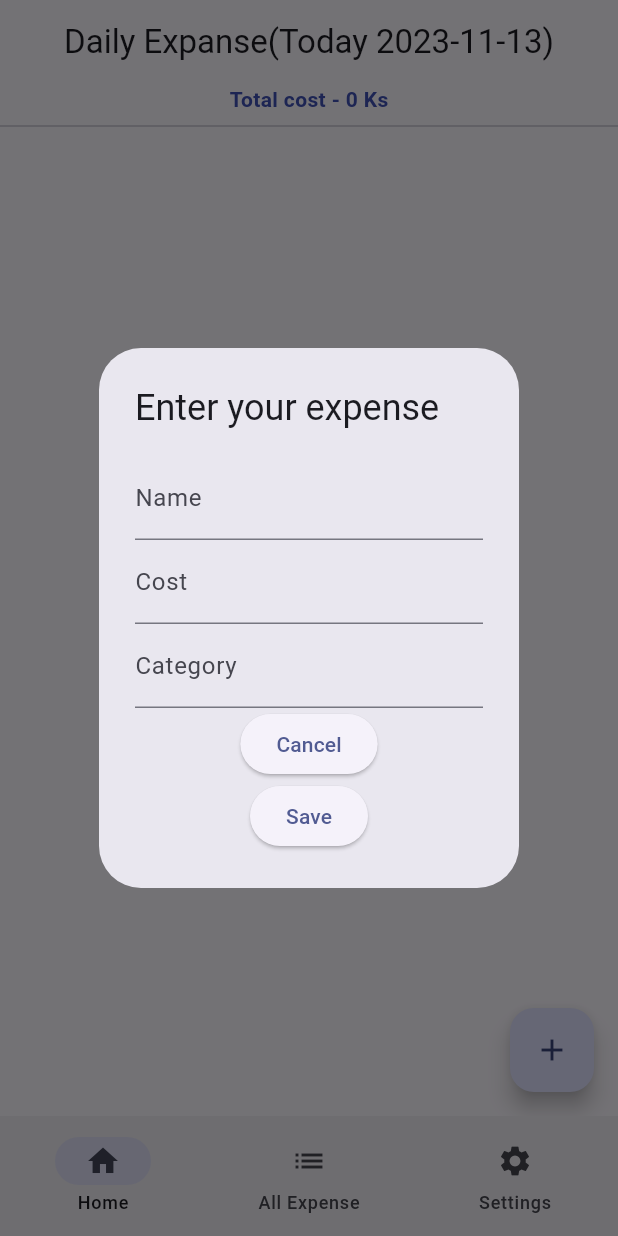
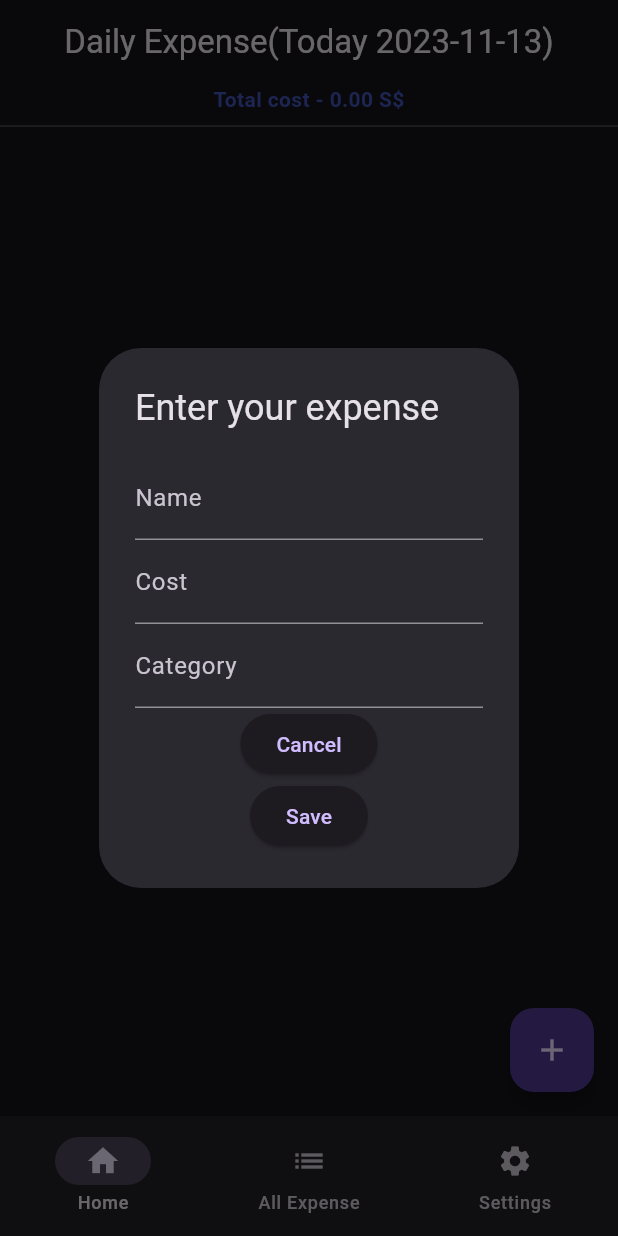
Before and after one commit to rubywai/daily_expense_app, a Flutter app: the screen it shows after launch, after a tap on the "add" icon, on a phone screen of 412 x 824 dp. Run offline on Flutter 3.47's test engine with Material 2 defaults, Android fonts, the phone set to English and light mode, and no system bars; our stand-ins replace pie_chart, sqflite; accounts and stored records are empty.

Commit message:
fixed expense

```diff
--- a/lib/database/expense_db.dart
+++ b/lib/database/expense_db.dart
@@ -23,10 +23,10 @@ class ExpenseDatabaseHelper{
     return _expenseDb;
   }
   Future<void> _createExpenseTable()async{
-    return await _expenseDb.execute('create table if not exists $expenseTable(id integer primary key,name text,cost integer,time text,category text )');
+    return await _expenseDb.execute('create table if not exists $expenseTable(id integer primary key,name text,cost real,time text,category text )');
   }
 
-  Future<void> insertExpense({required String name,required int cost,required String time,
+  Future<void> insertExpense({required String name,required double cost,required String time,
   required String category}){
    return _expenseDb.execute('insert into $expenseTable (name,cost,time,category)'
         'values ("$name",$cost,"$time","$category")');
@@ -53,7 +53,7 @@ class ExpenseDatabaseHelper{
   }
 
   Future<List<String>> getDateList() async{
-    final rawDateList = await _expenseDb.rawQuery('select time from $expenseTable');
+    final rawDateList = await _expenseDb.rawQuery('select time from $expenseTable order by id desc');
    final dateList =  rawDateList.map((e){
       String rawDate = e['time'].toString();
       String date = rawDate.split(' ')[0];
--- a/lib/database/model/expense_model.dart
+++ b/lib/database/model/expense_model.dart
@@ -1,7 +1,7 @@
 class ExpenseModel {
   int? id;
   String? name;
-  int? cost;
+  num? cost;
   String? time;
   String? category;
 
--- a/lib/main.dart
+++ b/lib/main.dart
@@ -1,34 +1,34 @@
 import 'package:daily_expense/database/expense_db.dart';
 import 'package:daily_expense/inherited_widget/database_provider.dart';
-import 'package:daily_expense/ui/screen/home.dart';
 import 'package:daily_expense/ui/screen/main_screen.dart';
 import 'package:flutter/material.dart';
 
-void main() async{
+void main() async {
   WidgetsFlutterBinding.ensureInitialized();
   ExpenseDatabaseHelper expenseDatabaseHelper = ExpenseDatabaseHelper();
   await expenseDatabaseHelper.init();
-  runApp( MyApp(expenseDatabaseHelper: expenseDatabaseHelper,));
+  runApp(MyApp(
+    expenseDatabaseHelper: expenseDatabaseHelper,
+  ));
 }
 
 class MyApp extends StatelessWidget {
   final ExpenseDatabaseHelper expenseDatabaseHelper;
-  const MyApp({Key? key, required this.expenseDatabaseHelper}) : super(key: key);
+
+  const MyApp({
+    Key? key,
+    required this.expenseDatabaseHelper,
+  }) : super(key: key);
 
   @override
   Widget build(BuildContext context) {
-    return  DatabaseProvider(
+    return DatabaseProvider(
       expenseDatabaseHelper,
       child: MaterialApp(
         debugShowCheckedModeBanner: false,
-        theme: ThemeData(
-          useMaterial3: true,
-          colorSchemeSeed: Colors.indigo
-
-        ),
+        theme: ThemeData.dark(useMaterial3: true,),
         //home: Home(expenseDatabaseHelper: expenseDatabaseHelper,),
-        home: MainScreen(),
-
+        home: const MainScreen(),
       ),
     );
   }
--- a/lib/ui/screen/home.dart
+++ b/lib/ui/screen/home.dart
@@ -1,4 +1,3 @@
-import 'package:daily_expense/database/expense_db.dart';
 import 'package:daily_expense/database/model/expense_model.dart';
 import 'package:daily_expense/inherited_widget/database_provider.dart';
 import 'package:daily_expense/ui/screen/save_screen.dart';
@@ -37,7 +36,7 @@ class _HomeState extends State<Home> {
   @override
   Widget build(BuildContext context) {
     return Scaffold(
-      appBar: AppBar(title:  Text('Daily Expanse(Today ${todayDate()})'),
+      appBar: AppBar(title:  Text('Daily Expense(Today ${todayDate()})'),
       centerTitle: true,),
       body: ExpenseListDetailWidget(
         todayCostFuture: _todayCostFuture,
--- a/lib/ui/screen/main_screen.dart
+++ b/lib/ui/screen/main_screen.dart
@@ -1,4 +1,3 @@
-import 'package:daily_expense/database/expense_db.dart';
 import 'package:daily_expense/ui/screen/all_expense_list_screen.dart';
 import 'package:daily_expense/ui/screen/home.dart';
 import 'package:daily_expense/ui/screen/setting_screen.dart';
@@ -14,25 +13,25 @@ class MainScreen extends StatefulWidget {
 class _MainScreenState extends State<MainScreen> {
   late Widget _body = const Home();
   late List<Widget> _bodyList;
-  int _selectNavigationInex = 0;
+  int _selectNavigationIndex = 0;
   @override
   void initState() {
     super.initState();
     _bodyList = [
       const Home(),
-     AllExpenseList(),
-     SettingScreen()];
+     const AllExpenseList(),
+     const SettingScreen()];
   }
   @override
   Widget build(BuildContext context) {
     return Scaffold(
       body: _body,
       bottomNavigationBar: NavigationBar(
-        selectedIndex: _selectNavigationInex,
+        selectedIndex: _selectNavigationIndex,
         onDestinationSelected: (index){
           setState(() {
             _body = _bodyList[index];
-            _selectNavigationInex = index;
+            _selectNavigationIndex = index;
           });
         },
         destinations: const [
--- a/lib/ui/screen/save_screen.dart
+++ b/lib/ui/screen/save_screen.dart
@@ -1,5 +1,4 @@
 import 'package:daily_expense/database/expense_db.dart';
-import 'package:flutter/cupertino.dart';
 import 'package:flutter/material.dart';
 
 class SaveScreen extends StatefulWidget {
@@ -26,7 +25,7 @@ class _SaveScreenState extends State<SaveScreen> {
                 if(name == null || name.isEmpty){
                   return 'Please enter your name';
                 }
-
+              return null;
               },
               onSaved: (name){
                 _name = name;
@@ -36,16 +35,17 @@ class _SaveScreenState extends State<SaveScreen> {
               ),
             ),
             TextFormField(
+
               validator: (cost){
                 if(cost == null || cost.isEmpty){
                   return 'Please enter your cost';
                 }
-
+                return null;
               },
               onSaved: (cost){
                 _cost = cost;
               },
-              keyboardType: TextInputType.number,
+              keyboardType: const TextInputType.numberWithOptions(decimal: true),
               decoration: const InputDecoration(
                   labelText: 'Cost'
               ),
@@ -55,7 +55,7 @@ class _SaveScreenState extends State<SaveScreen> {
                 if(category == null || category.isEmpty){
                   return 'Please enter your category';
                 }
-
+                return null;
               },
               onSaved: (category){
                 _category = category;
@@ -71,7 +71,7 @@ class _SaveScreenState extends State<SaveScreen> {
               _formKey.currentState?.save();
               if(_formKey.currentState?.validate() ??false){
                 DateTime now = DateTime.now();
-                int? cost = int.tryParse(_cost!);
+                double? cost = double.tryParse(_cost!);
                 if(cost != null) {
                   await widget.expenseDatabaseHelper.insertExpense(name: _name!, cost: cost, time: now.toString(), category: _category!);
                   if(mounted) {
--- a/lib/ui/widget/expense_list_detail_widget.dart
+++ b/lib/ui/widget/expense_list_detail_widget.dart
@@ -20,7 +20,7 @@ class ExpenseListDetailWidget extends StatelessWidget {
     return Column(
       children: [
         ExpenseTotalCost(todayCostFuture: _todayCostFuture),
-        Divider(),
+        const Divider(),
         Expanded(child: ExpenseListWidget(expenseFuture: _todayExpenseFuture,delete: delete,)),
       ],
     );
--- a/lib/ui/widget/expense_list_widget.dart
+++ b/lib/ui/widget/expense_list_widget.dart
@@ -46,7 +46,7 @@ class _ExpenseListWidgetState extends State<ExpenseListWidget> {
                           },
                         ),
                         title: Text(expenseModel.name ?? ''),
-                        subtitle: Text('${expenseModel.cost} Ks'),
+                        subtitle: Text('${expenseModel.cost} S\$'),
                         trailing: Text(expenseModel.category ?? ''),
                       ),
                     ),
@@ -55,7 +55,7 @@ class _ExpenseListWidgetState extends State<ExpenseListWidget> {
               });
         }
         else if(snapshot.hasError){
-
+          return Center(child: Text('error ${snapshot.error}'),);
         }
         return const CircularProgressIndicator.adaptive();
       },
--- a/lib/ui/widget/expense_total_cost_widget.dart
+++ b/lib/ui/widget/expense_total_cost_widget.dart
@@ -14,7 +14,8 @@ class ExpenseTotalCost extends StatelessWidget {
         future: _todayCostFuture,
         builder: (context,snapshot){
           if(snapshot.hasData){
-            return Text('Total cost - ${snapshot.data?['SUM(cost)'] ?? 0} Ks',
+            double total = snapshot.data?['SUM(cost)'] ?? 0;
+            return Text('Total cost - ${total.toStringAsFixed(2)} S\$',
               style: const TextStyle(fontWeight: FontWeight.bold,color: Colors.indigo),);
           }
           else if(snapshot.hasError){
```
Also changed, not shown: lib/ui/screen/all_expense_list_screen.dart (+34 -18 lines), lib/ui/screen/expense_list_detail_screen.dart (+11 -3 lines), lib/ui/screen/setting_screen.dart (+4 -6 lines).
